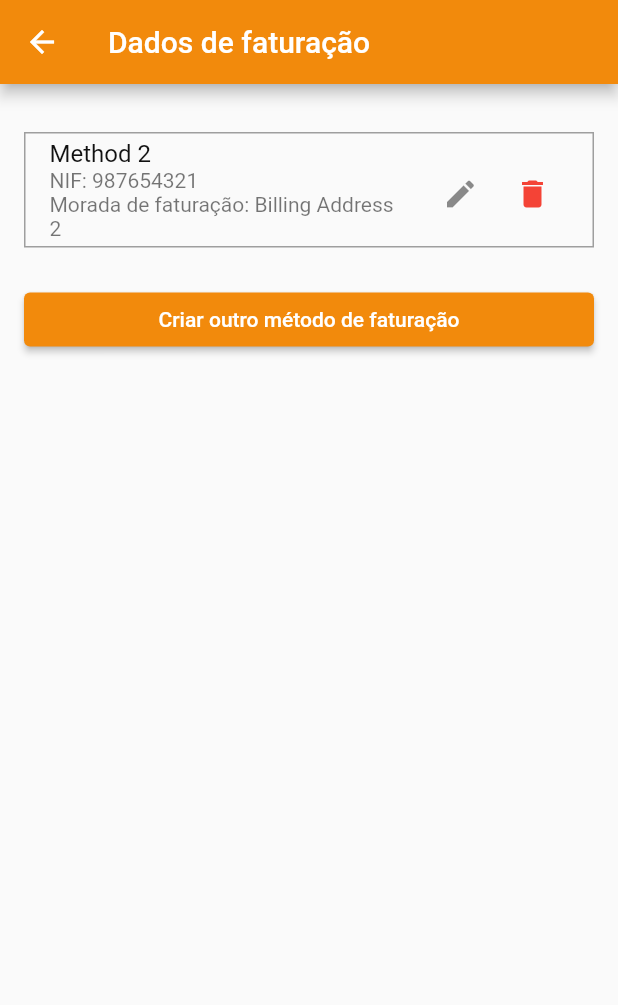
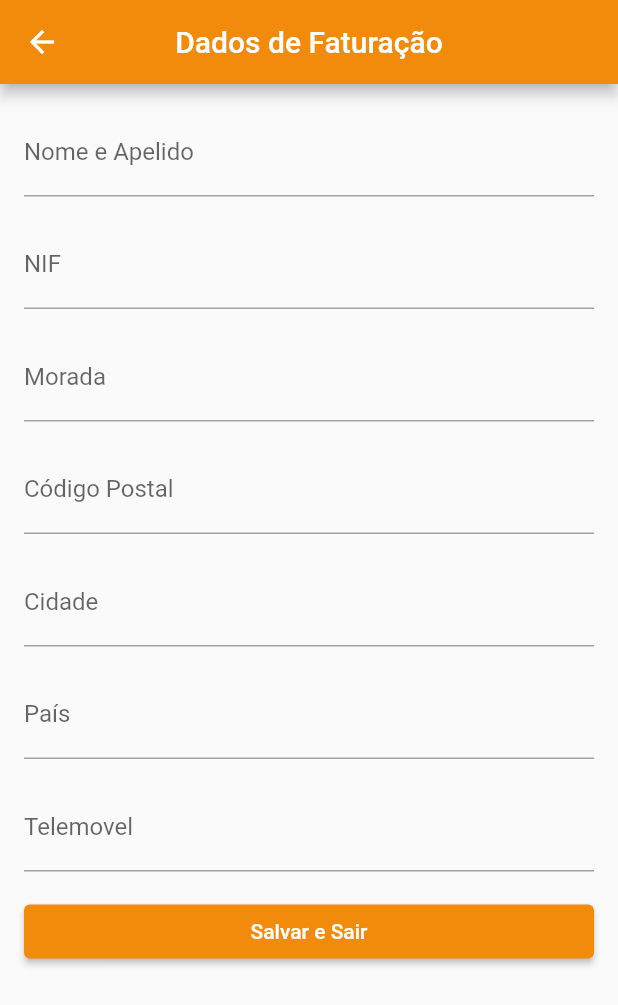
Before and after one commit to JoaoCupido/projeto_sti, a Flutter app: the BillingDataPage screen opened by its route, after a tap on the "delete" icon, after a tap on "Criar outro método de faturação", on a phone screen of 412 x 824 dp. Shown: the top 1005 px of the screen. Run offline on Flutter 3.47's test engine with Material 2 defaults, Android fonts, the phone set to English and light mode, and no system bars; our stand-ins replace carousel_slider, easy_search_bar, flutter_svg; project files that could hold a hidden picture were left out.

Commit message:
"dados_faturação" page 2

```diff
--- a/lib/dados_faturação.dart
+++ b/lib/dados_faturação.dart
@@ -42,6 +42,7 @@ class _BillingDataPageState extends State<BillingDataPage> {
                   child: Text('Adicionar método de faturação'),
                   onPressed: () {
                     // Add method of faturação logic here
+                    Navigator.of(context).pushNamed('/dados_faturação2');
                   },
                 ),
               ],
@@ -60,6 +61,7 @@ class _BillingDataPageState extends State<BillingDataPage> {
                         child: Text('Criar outro método de faturação'),
                         onPressed: () {
                           // Add logic to create another method of faturação
+                          Navigator.of(context).pushNamed('/dados_faturação2');
                         },
                       ),
                     );
--- /dev/null
+++ b/lib/dados_faturação2.dart
@@ -0,0 +1,97 @@
+import 'package:flutter/material.dart';
+
+class BillingDataPage2 extends StatefulWidget {
+  @override
+  _BillingDataPage2State createState() => _BillingDataPage2State();
+}
+
+class _BillingDataPage2State extends State<BillingDataPage2> {
+  final TextEditingController nomeApelidoController = TextEditingController();
+  final TextEditingController nifController = TextEditingController();
+  final TextEditingController moradaController = TextEditingController();
+  final TextEditingController codigoPostalController = TextEditingController();
+  final TextEditingController cidadeController = TextEditingController();
+  final TextEditingController paisController = TextEditingController();
+  final TextEditingController telemovelController = TextEditingController();
+
+  @override
+  Widget build(BuildContext context) {
+    return Scaffold(
+      appBar: AppBar(
+        title: Text('Dados de Faturação'),
+        centerTitle: true,
+        leading: IconButton(
+          icon: Icon(Icons.arrow_back),
+          onPressed: () {
+            Navigator.pop(context);
+          },
+        ),
+      ),
+      body: SingleChildScrollView(
+        child: Padding(
+          padding: EdgeInsets.all(16.0),
+          child: Column(
+            crossAxisAlignment: CrossAxisAlignment.stretch,
+            children: [
+              TextField(
+                controller: nomeApelidoController,
+                decoration: InputDecoration(
+                  labelText: 'Nome e Apelido',
+                ),
+              ),
+              SizedBox(height: 16.0),
+              TextField(
+                controller: nifController,
+                decoration: InputDecoration(
+                  labelText: 'NIF',
+                ),
+              ),
+              SizedBox(height: 16.0),
+              TextField(
+                controller: moradaController,
+                decoration: InputDecoration(
+                  labelText: 'Morada',
+                ),
+              ),
+              SizedBox(height: 16.0),
+              TextField(
+                controller: codigoPostalController,
+                decoration: InputDecoration(
+                  labelText: 'Código Postal',
+                ),
+              ),
+              SizedBox(height: 16.0),
+              TextField(
+                controller: cidadeController,
+                decoration: InputDecoration(
+                  labelText: 'Cidade',
+                ),
+              ),
+              SizedBox(height: 16.0),
+              TextField(
+                controller: paisController,
+                decoration: InputDecoration(
+                  labelText: 'País',
+                ),
+              ),
+              SizedBox(height: 16.0),
+              TextField(
+                controller: telemovelController,
+                decoration: InputDecoration(
+                  labelText: 'Telemovel',
+                ),
+              ),
+              SizedBox(height: 16.0),
+              ElevatedButton(
+                child: Text('Salvar e Sair'),
+                onPressed: () {
+                  // Add logic to save form data and navigate back or perform additional actions
+                },
+              ),
+            ],
+          ),
+        ),
+      ),
+    );
+  }
+}
--- a/lib/main.dart
+++ b/lib/main.dart
@@ -9,6 +9,7 @@ import 'package:projeto_sti/bottom_nav_bar_screen.dart';
 import 'package:projeto_sti/user_account_screen.dart';
 import 'package:projeto_sti/user_profile_screen.dart';
 import 'dados_faturação.dart';
+import 'dados_faturação2.dart';
 import 'help_screen.dart';
 
 void main() {
@@ -40,6 +41,7 @@ class MyApp extends StatelessWidget {
             '/user-profile': (context) => const UserProfileScreen(),
             '/help': (context) => const HelpScreen(),
             '/dados_faturação': (context) => BillingDataPage(),
+            '/dados_faturação2': (context) => BillingDataPage2(),
           },
           theme: ThemeData(
             colorScheme: const ColorScheme(
```
